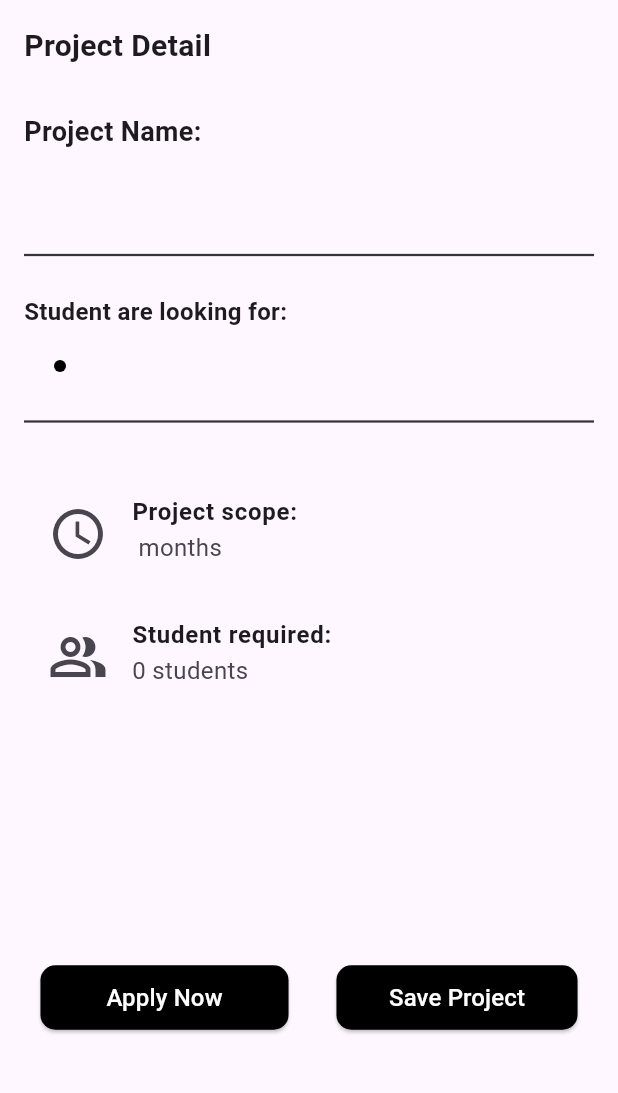
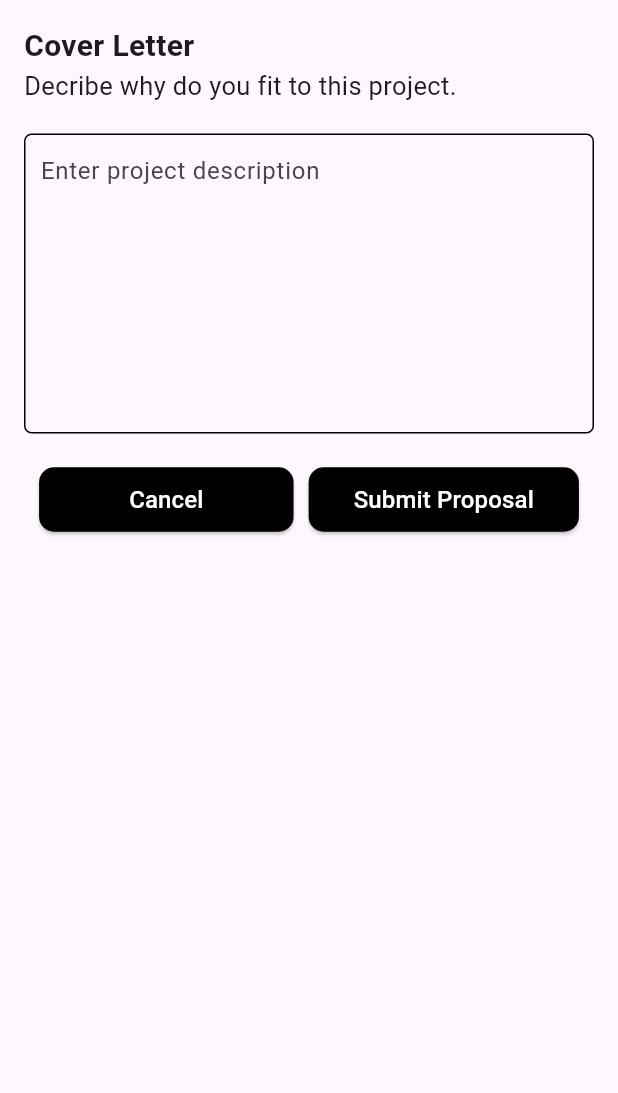
Before and after one commit to tranthienkhiem2608/student_hub, a Flutter app: the ProjectDetailPage screen opened directly with empty values, after a tap on "Apply Now", on a phone screen of 412 x 824 dp, the part 84-1177 px from its top. Run offline on Flutter 3.47's test engine with Material 3 defaults, Android fonts, the phone set to English and light mode, and no system bars; our stand-ins replace dotted_border, dropdown_search, email_validator, file_picker, flutter_hooks, google_fonts and 3 more; missing offline and left inert: bulleted_list, flutter_dropzone, textfield_tags.

Commit message:
feat: All Project Page Student, Proposal Submit Page fix: Edit some minor errors

```diff
--- a/student_hub/lib/views/browse_project/project_detail.dart
+++ b/student_hub/lib/views/browse_project/project_detail.dart
@@ -1,4 +1,5 @@
 import 'package:flutter/material.dart';
+import 'package:student_hub/views/browse_project/submit_proposal.dart';
 import 'package:student_hub/widgets/project_list_widget.dart';
 
 class ProjectDetailPage extends StatelessWidget {
@@ -107,7 +108,6 @@ class ProjectDetailPage extends StatelessWidget {
               title: Text(
                 'Project scope:',
                 style: TextStyle(fontSize: 16, fontWeight: FontWeight.bold),
-
               ),
               subtitle: Text(
                 '${project.duration} months',
@@ -137,7 +137,11 @@ class ProjectDetailPage extends StatelessWidget {
               children: [
                 ElevatedButton(
                   onPressed: () {
-                    // Xử lý khi nút "Edit" được nhấn
+                    // Xử lý khi nút "Apply Now" được nhấn
+                    Navigator.push(
+                      context,
+                      MaterialPageRoute(builder: (context) => ApplyPage()),
+                    );
                   },
                   style: ElevatedButton.styleFrom(
                     backgroundColor: Colors.black,
@@ -154,8 +158,7 @@ class ProjectDetailPage extends StatelessWidget {
                 ),
                 const SizedBox(width: 10),
                 ElevatedButton(
-                  onPressed: () {
-                  },
+                  onPressed: () {},
                   style: ElevatedButton.styleFrom(
                     backgroundColor: Colors.black,
                     padding: const EdgeInsets.symmetric(
@@ -167,9 +170,7 @@ class ProjectDetailPage extends StatelessWidget {
                   child: const Text(
                     "Save Project",
                     style: TextStyle(color: Colors.white, fontSize: 16.0),
-
                   ),
-
                 ),
               ],
             ),
--- /dev/null
+++ b/student_hub/lib/views/browse_project/submit_proposal.dart
@@ -0,0 +1,106 @@
+import 'package:flutter/material.dart';
+import 'package:student_hub/widgets/project_list_widget.dart';
+
+class ApplyPage extends StatelessWidget {
+  @override
+  Widget build(BuildContext context) {
+    return Scaffold(
+      appBar: AppBar(
+        automaticallyImplyLeading: true,
+        title: const Text(
+          'Student Hub',
+          style: TextStyle(
+            color: Colors.blueAccent,
+            fontSize: 20,
+            fontWeight: FontWeight.bold,
+          ),
+        ),
+        backgroundColor: const Color(0xFFBEEEF7),
+        actions: <Widget>[
+          IconButton(
+            icon: SizedBox(
+              width: 25,
+              height: 25,
+              child: Image.asset('assets/icons/user_ic.png'),
+            ),
+            onPressed: () {
+              // Xử lý khi người dùng nhấn vào biểu tượng người dùng
+            },
+          ),
+        ],
+      ),
+      body: Padding(
+        padding: EdgeInsets.all(16.0),
+        child: Column(
+          crossAxisAlignment: CrossAxisAlignment.start,
+          children: [
+            Text(
+              'Cover Letter',
+              style: TextStyle(fontSize: 20, fontWeight: FontWeight.bold),
+            ),
+            Text(
+              'Decribe why do you fit to this project.',
+              style: TextStyle(fontSize: 17,),
+            ),
+            SizedBox(height: 20),
+            Container(
+              width: 500.0,
+              height: 200.0,
+              decoration: BoxDecoration(
+                border: Border.all(color: Colors.black),
+                borderRadius: BorderRadius.circular(5.0),
+              ),
+              child: TextFormField(
+                decoration: const InputDecoration(
+                  hintText: 'Enter project description',
+                  border: InputBorder.none,
+                  contentPadding: EdgeInsets.all(10.0),
+                ),
+                maxLines: null,
+                keyboardType: TextInputType.multiline,
+              ),
+            ),
+            SizedBox(height: 20),
+            Row(
+              mainAxisAlignment: MainAxisAlignment.spaceEvenly,
+              children: [
+                ElevatedButton(
+                  onPressed: () {
+                    // Xử lý khi nút "Apply Now" được nhấn
+                  },
+                  style: ElevatedButton.styleFrom(
+                    backgroundColor: Colors.black,
+                    padding: const EdgeInsets.symmetric(
+                        vertical: 10, horizontal: 60),
+                    shape: RoundedRectangleBorder(
+                      borderRadius: BorderRadius.circular(10.0),
+                    ),
+                  ),
+                  child: const Text(
+                    "Cancel",
+                    style: TextStyle(color: Colors.white, fontSize: 16.0),
+                  ),
+                ),
+                ElevatedButton(
+                  onPressed: () {},
+                  style: ElevatedButton.styleFrom(
+                    backgroundColor: Colors.black,
+                    padding: const EdgeInsets.symmetric(
+                        vertical: 10, horizontal: 30),
+                    shape: RoundedRectangleBorder(
+                      borderRadius: BorderRadius.circular(10.0),
+                    ),
+                  ),
+                  child: const Text(
+                    "Submit Proposal",
+                    style: TextStyle(color: Colors.white, fontSize: 16.0),
+                  ),
+                ),
+              ],
+            ),
+          ],
+        ),
+      ),
+    );
+  }
+}
--- a/student_hub/lib/views/pages/all_projects_page.dart
+++ b/student_hub/lib/views/pages/all_projects_page.dart
@@ -203,6 +203,7 @@ class _AllProjectsPageState extends State<AllProjectsPage> with WidgetsBindingOb
               description: ['Clear expectations about your project or deliverables', 'The skills required for your project', 'Details about your project'],
               quantities: [0, 8, 2],
               labels: ['Proposals', 'Messages', 'Hired'],
+              showOptionsIcon: true,
             ),
             ),
             separatorBuilder: (context, index) => const Divider(),
--- a/student_hub/lib/views/profile_creation/student/home_view.dart
+++ b/student_hub/lib/views/profile_creation/student/home_view.dart
@@ -7,6 +7,7 @@ import 'package:student_hub/models/student_user.dart';
 import 'package:student_hub/view_models/nav_bottom_controller.dart';
 import 'package:student_hub/views/pages/alert_page.dart';
 import 'package:student_hub/views/pages/dashboard_page.dart';
+import 'package:student_hub/views/pages/dashboard_page_student.dart';
 import 'package:student_hub/views/pages/message_page.dart';
 import 'package:student_hub/views/pages/projects_page.dart';
 
@@ -58,7 +59,7 @@ class _HomePageState extends State<HomePage> {
   final BottomNavController _navController = BottomNavController();
   final List<Widget> _pages = [
     const ProjectsPage(),
-    const DashboardPage(),
+    const DashboardPageStudent(),
     const MessagePage(),
     AlertPage(),
   ];
```
Also changed, not shown: student_hub/lib/views/pages/all_projects_page_student.dart (added, +279 -0 lines), student_hub/lib/views/pages/dashboard_page_student.dart (added, +48 -0 lines), student_hub/lib/widgets/show_project_company_widget.dart (+28 -70 lines), student_hub/lib/views/auth/signup_info_view.dart (line endings or trailing spaces), student_hub/lib/widgets/show_project_student_widget.dart (line endings or trailing spaces).
